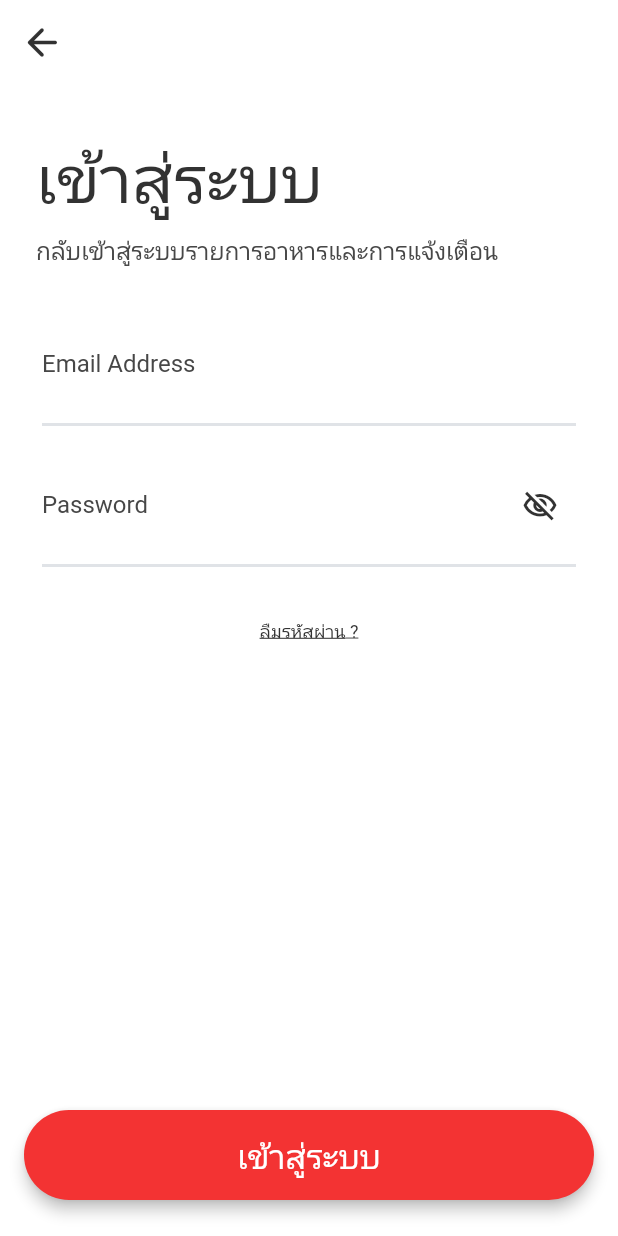
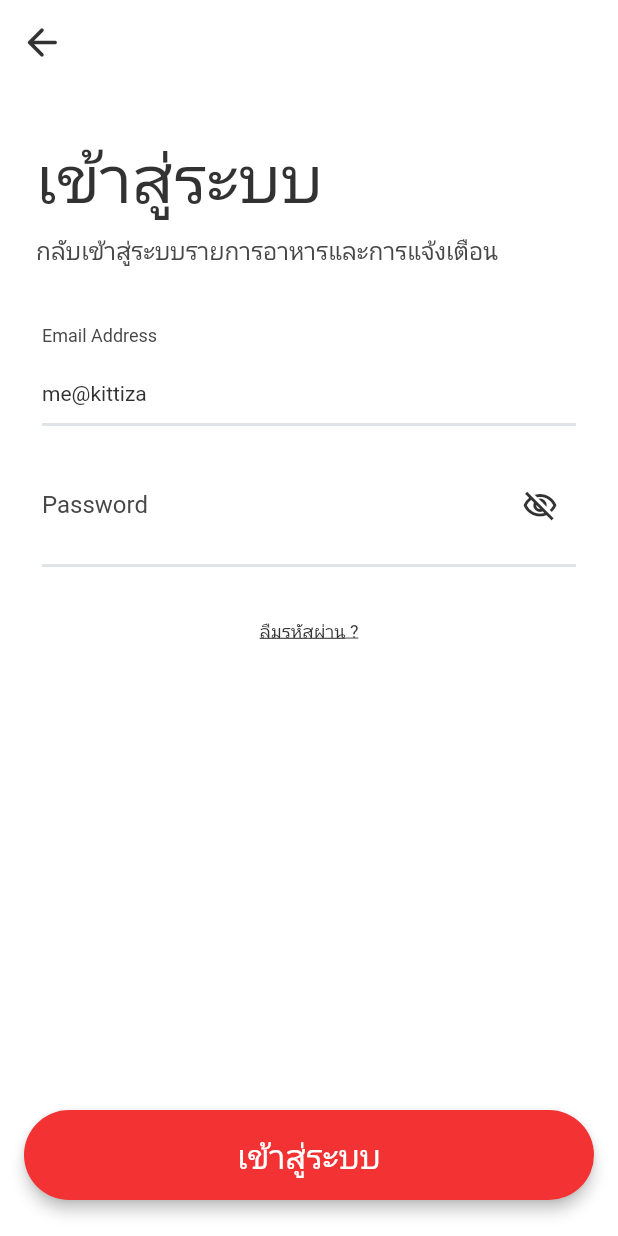
Before and after one commit to kittizz/food_expiration_app, a Flutter app: the screen it shows after launch, after a tap on an icon or button, on a phone screen of 412 x 824 dp. Run offline on Flutter 3.47's test engine with Material 2 defaults, Android fonts, the phone set to English and light mode, and no system bars; drawn by our look-alikes of auto_size_text; our stand-ins replace cloud_firestore, cloud_functions, dropdown_button2, easy_debounce, equatable, firebase_auth and 22 more; missing offline and left inert: flutter_facebook_auth, json_path, mime_type; accounts and stored records are empty; network calls fail; Roboto replaces fonts that are missing (IBM Plex Sans Thai).

Commit message:
Updating to latest FlutterFlow output.

```diff
--- a/lib/unauthenticated/auth/signin/signin_widget.dart
+++ b/lib/unauthenticated/auth/signin/signin_widget.dart
@@ -43,6 +43,9 @@ class _SigninWidgetState extends State<SigninWidget> {
 
     _model.emailTextController ??= TextEditingController();
     _model.passwordTextController ??= TextEditingController();
+    WidgetsBinding.instance.addPostFrameCallback((_) => setState(() {
+          _model.emailTextController?.text = 'me@kittiza';
+        }));
   }
 
   @override
```
